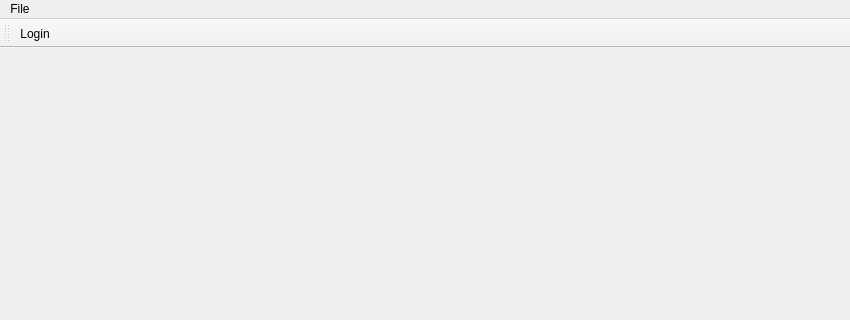
Old version of the form mainwindow.ui in the repository tranter/qt-google-freebase; both pictures show x 0 to 850 and y 0 to 320 of the 850 by 600 pixel window.
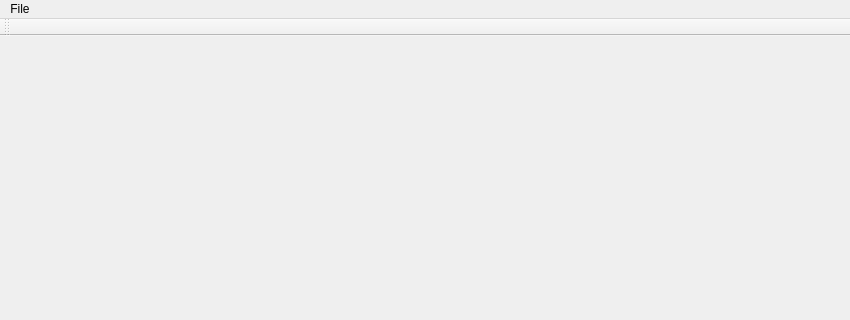
New version of the form. Icons and pictures are not drawn.

```diff
--- a/mainwindow.ui
+++ b/mainwindow.ui
@@ -21,7 +21,6 @@
    <attribute name="toolBarBreak">
     <bool>false</bool>
    </attribute>
-   <addaction name="actionLogin"/>
   </widget>
   <widget class="QStatusBar" name="statusBar">
    <property name="enabled">
```
Left out of the diff: 2 changed lines with no effect on the pictures.
